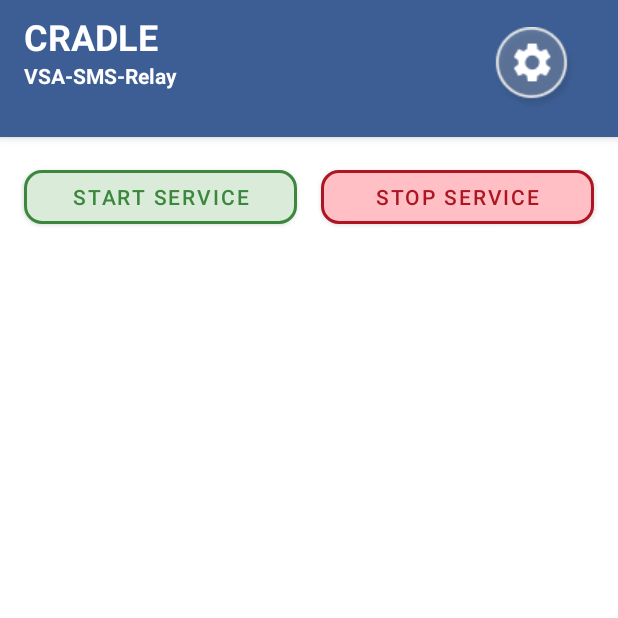
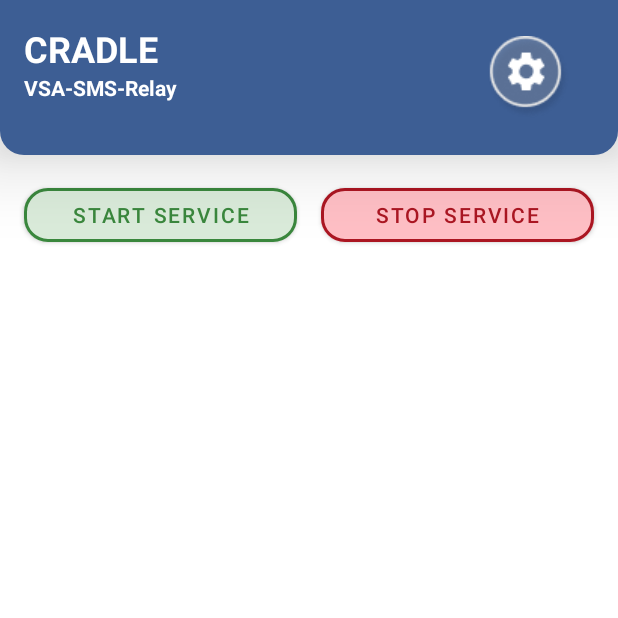
Before and after one commit to drbfraser/CRADLE-Relay-App, an Android app: the MainActivity screen opened directly, with no data from a screen before it, on a phone screen of 412 x 824 dp, the top half of it. Run offline under Robolectric (Android 15) with nearby library versions, the phone set to English and light mode, and no system bars; our stand-ins replace Dagger/Hilt's generated code, Room's generated code; network calls fail; 2 statements that could not run were skipped.

Commit message:
for #13 rounded edge for toolbar

```diff
--- /dev/null
+++ b/app/src/main/res/drawable/rectangle_bottom_rounded_corners.xml
@@ -0,0 +1,5 @@
+<shape xmlns:android="http://schemas.android.com/apk/res/android"
+    android:shape="rectangle">
+    <solid android:color="@color/colorPrimary" />
+    <corners android:bottomLeftRadius="16dp" android:bottomRightRadius="16dp"/>
+</shape>
--- a/app/src/main/res/layout/activity_main.xml
+++ b/app/src/main/res/layout/activity_main.xml
@@ -9,6 +9,8 @@
     <com.google.android.material.appbar.AppBarLayout
         android:id="@+id/app_bar_scrolling"
         android:layout_width="match_parent"
+        app:elevation="32dp"
+        android:background="@drawable/rectangle_bottom_rounded_corners"
         android:layout_height="wrap_content"
         android:fitsSystemWindows="true"
         android:theme="@style/AppTheme.AppBarOverlay">
@@ -30,16 +32,18 @@
                     android:layout_width="wrap_content"
                     android:layout_height="wrap_content"
                     android:layout_marginStart="16dp"
+                    android:layout_marginTop="16dp"
                     android:text="CRADLE"
                     android:textColor="@color/white"
                     android:textSize="24sp"
                     android:textStyle="bold"
                     app:layout_constraintStart_toStartOf="parent"
-                    app:layout_constraintTop_toTopOf="@+id/settingIcon" />
+                    app:layout_constraintTop_toTopOf="parent" />
 
                 <com.google.android.material.textview.MaterialTextView
                     android:layout_width="wrap_content"
                     android:layout_height="wrap_content"
+                    android:paddingBottom="8dp"
                     android:text="VSA-SMS-Relay"
                     android:textColor="@color/white"
                     android:textStyle="bold"
@@ -49,15 +53,19 @@
                 <androidx.appcompat.widget.AppCompatImageButton
                     android:id="@+id/settingIcon"
                     android:layout_width="wrap_content"
+                    android:maxWidth="48dp"
+                    android:maxHeight="48dp"
                     android:layout_height="wrap_content"
+                    android:padding="16dp"
                     android:layout_marginTop="8dp"
                     android:layout_marginEnd="16dp"
                     android:layout_marginBottom="8dp"
+                    android:background="@color/colorPrimary"
                     android:src="@drawable/setting_icon"
-                    app:backgroundTint="@color/colorPrimary"
                     app:layout_constraintBottom_toBottomOf="parent"
                     app:layout_constraintEnd_toEndOf="parent"
-                    app:layout_constraintTop_toTopOf="parent" />
+                    app:layout_constraintTop_toTopOf="parent"
+                    app:layout_constraintVertical_bias="0.38" />
             </androidx.constraintlayout.widget.ConstraintLayout>
 
             <androidx.appcompat.widget.Toolbar
--- a/app/src/main/res/layout/main_content_layout.xml
+++ b/app/src/main/res/layout/main_content_layout.xml
@@ -20,7 +20,7 @@
         android:textColorHighlight="@color/green"
         app:backgroundTint="@color/green_faded"
         android:text="@string/start_service"
-        app:cornerRadius="12dp"
+        app:cornerRadius="16dp"
         app:strokeColor="@color/green"
         android:textColor="@color/green"
         app:strokeWidth="2dp"
@@ -41,7 +41,7 @@
         app:strokeColor="@color/redDown"
         android:text="@string/stop_service"
         android:textColor="@color/redDown"
-        app:cornerRadius="12dp"
+        app:cornerRadius="16dp"
         app:layout_constraintEnd_toEndOf="parent"
         app:layout_constraintHorizontal_bias="0.5"
         app:layout_constraintStart_toEndOf="@+id/btnStartService"
```
